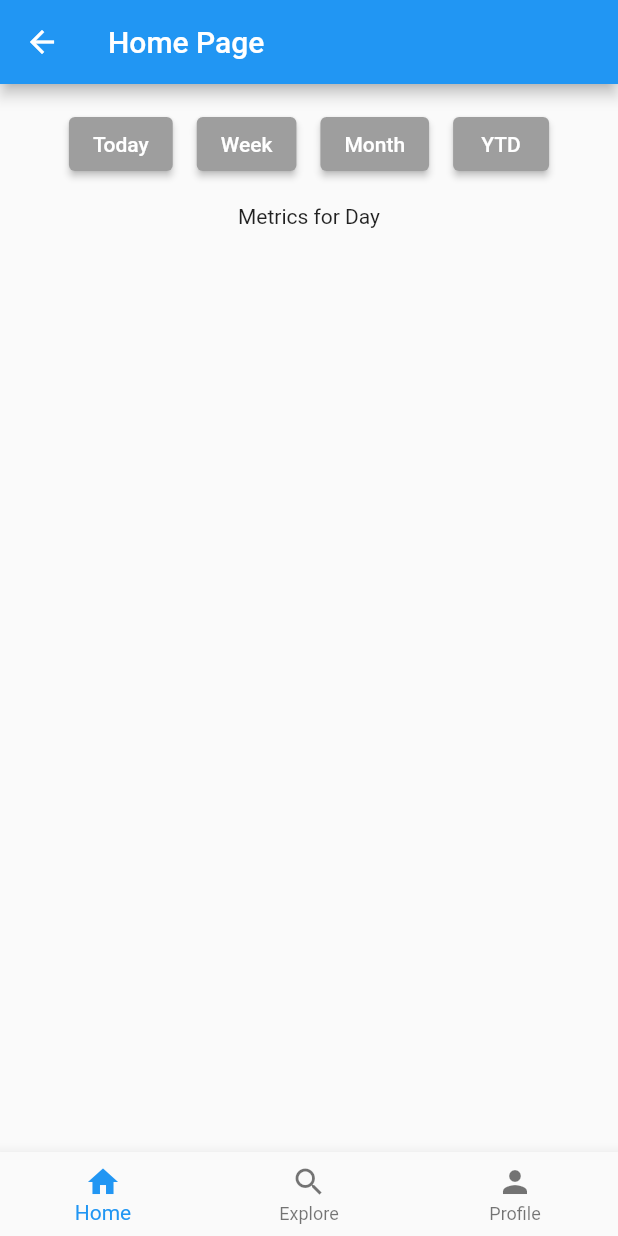
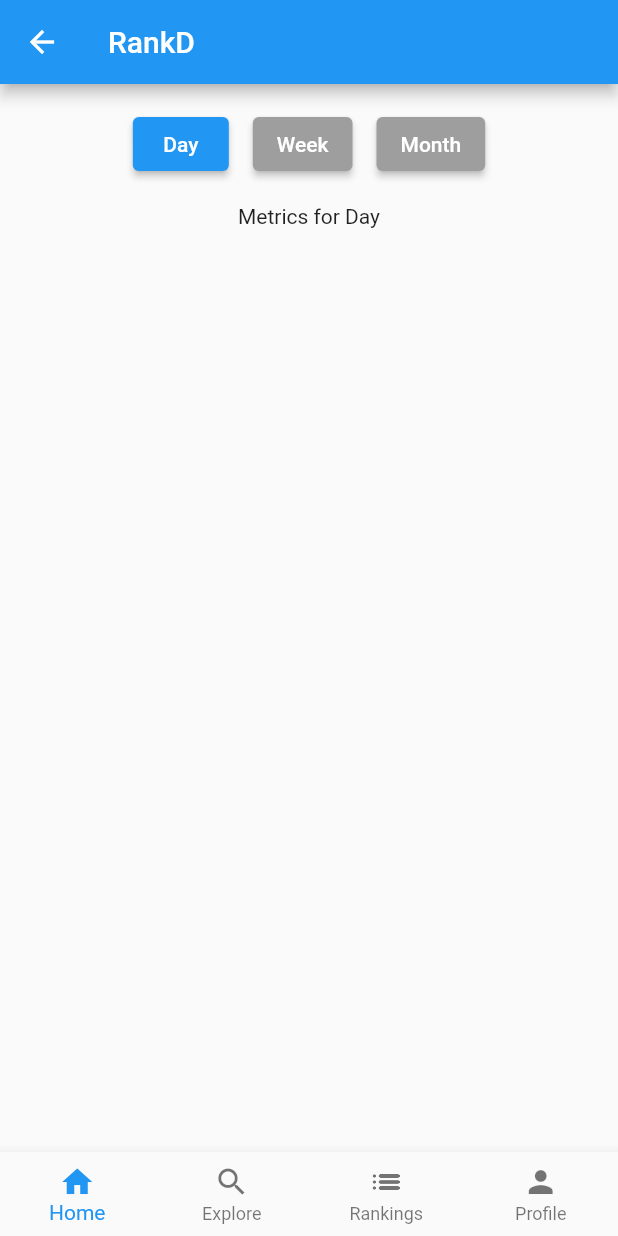
Before and after one commit to christiantobin/Social-Media-App, a Flutter app: the HomePage screen opened by its route, on a phone screen of 412 x 824 dp. Run offline on Flutter 3.47's test engine with Material 2 defaults, Android fonts, the phone set to English and light mode, and no system bars.

Commit message:
Add rank idea

```diff
--- a/lib/home.dart
+++ b/lib/home.dart
@@ -17,6 +17,7 @@ class _HomePageState extends State<HomePage> {
     // List of pages/screens to display in the bottom navigation bar
     HomeContent(), // Replace with your actual pages
     ExploreContent(),
+    Placeholder(),
     ProfileContent(),
   ];
 
@@ -30,10 +31,11 @@ class _HomePageState extends State<HomePage> {
   Widget build(BuildContext context) {
     return Scaffold(
       appBar: AppBar(
-        title: Text('Home Page'),
+        title: Text('RankD'),
       ),
       body: _pages[_selectedIndex], // Display the selected page
       bottomNavigationBar: BottomNavigationBar(
+        type: BottomNavigationBarType.fixed,
         items: const <BottomNavigationBarItem>[
           BottomNavigationBarItem(
             icon: Icon(Icons.home),
@@ -43,6 +45,8 @@ class _HomePageState extends State<HomePage> {
             icon: Icon(Icons.search),
             label: 'Explore',
           ),
+          BottomNavigationBarItem(
+              icon: Icon(Icons.list_rounded), label: 'Rankings'),
           BottomNavigationBarItem(
             icon: Icon(Icons.person),
             label: 'Profile',
--- a/lib/homeContent/homeContent.dart
+++ b/lib/homeContent/homeContent.dart
@@ -19,10 +19,9 @@ class _HomeContentState extends State<HomeContent> {
         Row(
           mainAxisAlignment: MainAxisAlignment.center,
           children: [
-            _buildScaleButton('Today'),
+            _buildScaleButton('Day'),
             _buildScaleButton('Week'),
             _buildScaleButton('Month'),
-            _buildScaleButton('YTD'),
           ],
         ),
         SizedBox(height: 16),
--- a/lib/main.dart
+++ b/lib/main.dart
@@ -14,7 +14,7 @@ class MyApp extends StatelessWidget {
     return MaterialApp(
       title: 'Login Screen',
       theme: ThemeData(primarySwatch: Colors.blue),
-      initialRoute: '/home', // Or the initial route you want to start with
+      initialRoute: '/', // Or the initial route you want to start with
       routes: routes,
     );
   }
```
Also changed, not shown: 1 other file.
